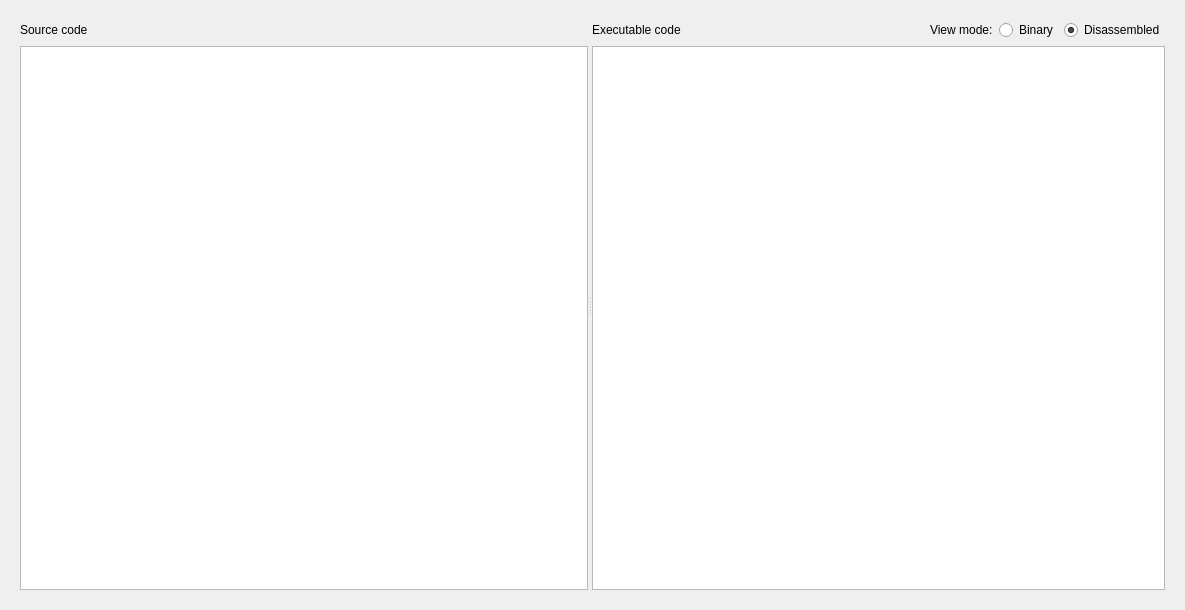
The window that src/edittab.ui (mortbopet/Ripes) describes before a commit, drawn with Qt 5.
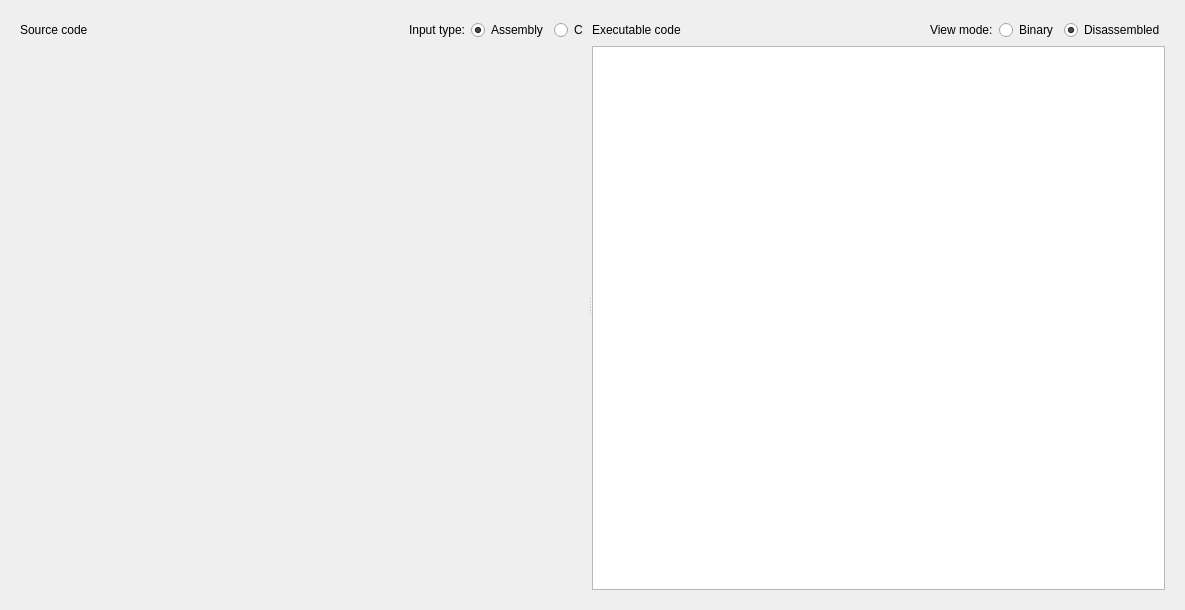
The same window after the commit. The open tabs and pages were chosen to show the change. Custom widgets are drawn as their Qt base class.

Commit message: Make selecting C as input source type check CCManager status

Diff of the .ui file:
```diff
--- a/src/edittab.ui
+++ b/src/edittab.ui
@@ -55,6 +55,33 @@
                  </property>
                 </spacer>
                </item>
+               <item>
+                <widget class="QLabel" name="label_6">
+                 <property name="text">
+                  <string>Input type:</string>
+                 </property>
+                </widget>
+               </item>
+               <item>
+                <widget class="QRadioButton" name="setAssemblyInput">
+                 <property name="text">
+                  <string>Assembly</string>
+                 </property>
+                 <property name="checked">
+                  <bool>true</bool>
+                 </property>
+                </widget>
+               </item>
+               <item>
+                <widget class="QRadioButton" name="setCInput">
+                 <property name="text">
+                  <string>C</string>
+                 </property>
+                </widget>
+               </item>
+               <item>
+                <layout class="QHBoxLayout" name="sourceTypeLayout"/>
+               </item>
               </layout>
              </item>
              <item>
@@ -227,6 +254,7 @@
                  </item>
                 </layout>
                </widget>
+               <widget class="QWidget" name="cSourcePage"/>
               </widget>
              </item>
             </layout>
```
Left out of the diff: 2 changed lines with no effect on the pictures. The commit also changes 4 other files.
